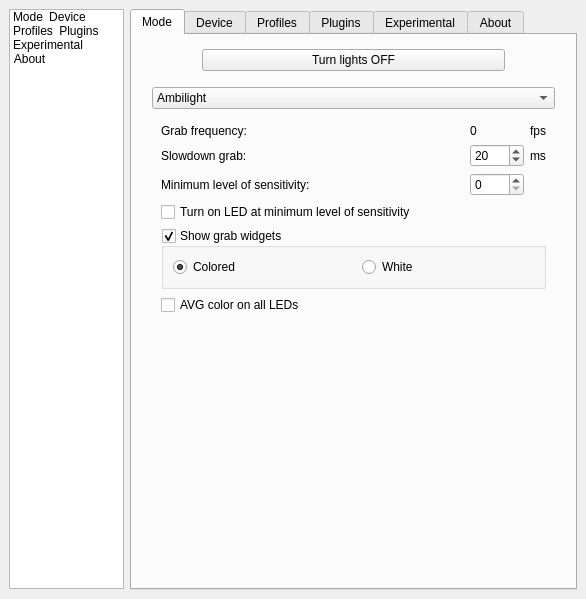
Old version of the form Software/src/SettingsWindow.ui in the repository Atarity/Lightpack.
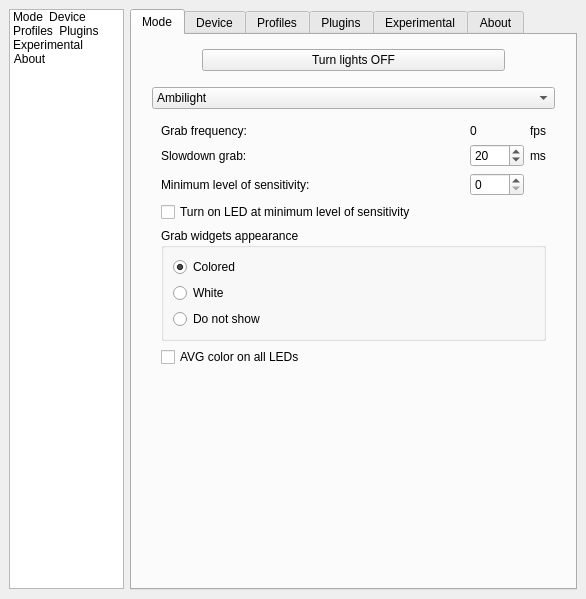
New version of the form. The open tabs and pages were chosen to show the change. Icons and pictures are not drawn. Custom widgets are drawn as their Qt base class.

Commit message: changes in capture mode UI

Patch:
```diff
--- a/Software/src/SettingsWindow.ui
+++ b/Software/src/SettingsWindow.ui
@@ -511,26 +511,11 @@
              </layout>
             </item>
             <item>
-             <widget class="QGroupBox" name="groupBox_GrabShowGrabWidgets">
-              <property name="sizePolicy">
-               <sizepolicy hsizetype="Preferred" vsizetype="Maximum">
-                <horstretch>0</horstretch>
-                <verstretch>0</verstretch>
-               </sizepolicy>
-              </property>
-              <property name="font">
-               <font>
-                <weight>50</weight>
-                <bold>false</bold>
-               </font>
-              </property>
+             <widget class="QGroupBox" name="groupBox_2">
               <property name="title">
-               <string>Show grab widgets</string>
+               <string>Grab widgets appearance</string>
               </property>
-              <property name="checkable">
-               <bool>true</bool>
-              </property>
-              <layout class="QHBoxLayout" name="horizontalLayout_13">
+              <layout class="QVBoxLayout" name="verticalLayout_16">
                <item>
                 <widget class="QRadioButton" name="radioButton_Colored">
                  <property name="text">
@@ -541,19 +526,6 @@
                  </property>
                 </widget>
                </item>
-               <item>
-                <spacer name="horizontalSpacer_11">
-                 <property name="orientation">
-                  <enum>Qt::Horizontal</enum>
-                 </property>
-                 <property name="sizeHint" stdset="0">
-                  <size>
-                   <width>40</width>
-                   <height>20</height>
-                  </size>
-                 </property>
-                </spacer>
-               </item>
                <item>
                 <widget class="QRadioButton" name="radioButton_White">
                  <property name="text">
@@ -562,17 +534,11 @@
                 </widget>
                </item>
                <item>
-                <spacer name="horizontalSpacer_9">
-                 <property name="orientation">
-                  <enum>Qt::Horizontal</enum>
+                <widget class="QRadioButton" name="radioButton_GrabWidgetsDontShow">
+                 <property name="text">
+                  <string>Do not show</string>
                  </property>
-                 <property name="sizeHint" stdset="0">
-                  <size>
-                   <width>40</width>
-                   <height>20</height>
-                  </size>
-                 </property>
-                </spacer>
+                </widget>
                </item>
               </layout>
              </widget>
```
Left out of the diff: 14 changed lines with no effect on the pictures. The commit also changes 4 other files.
